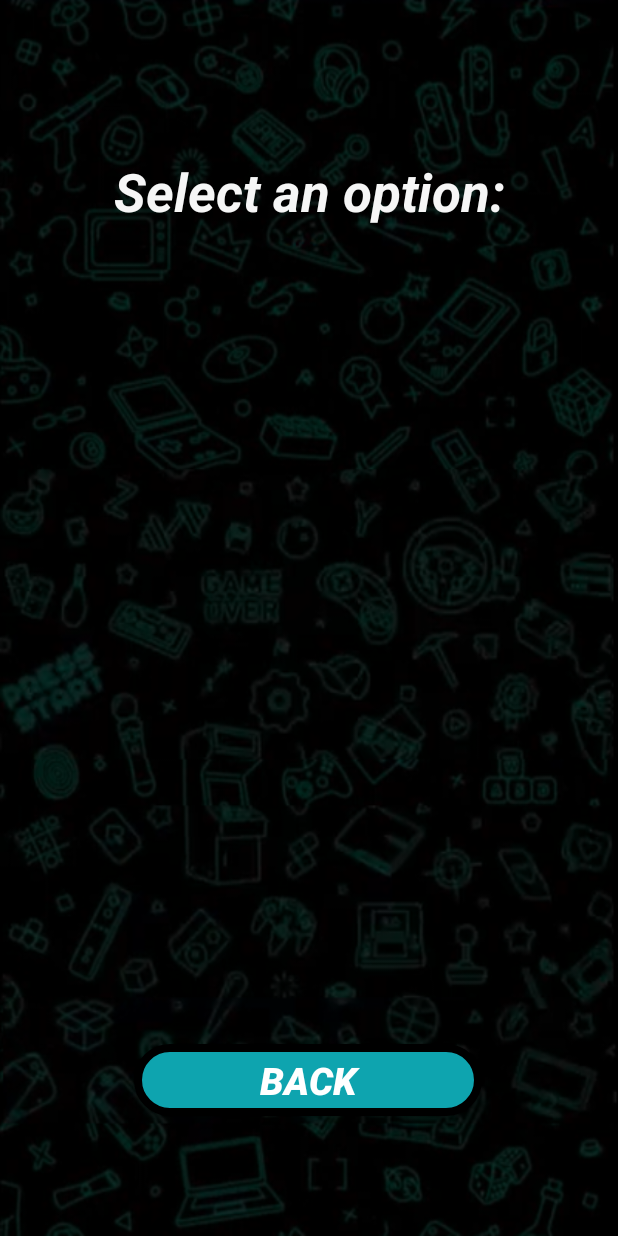
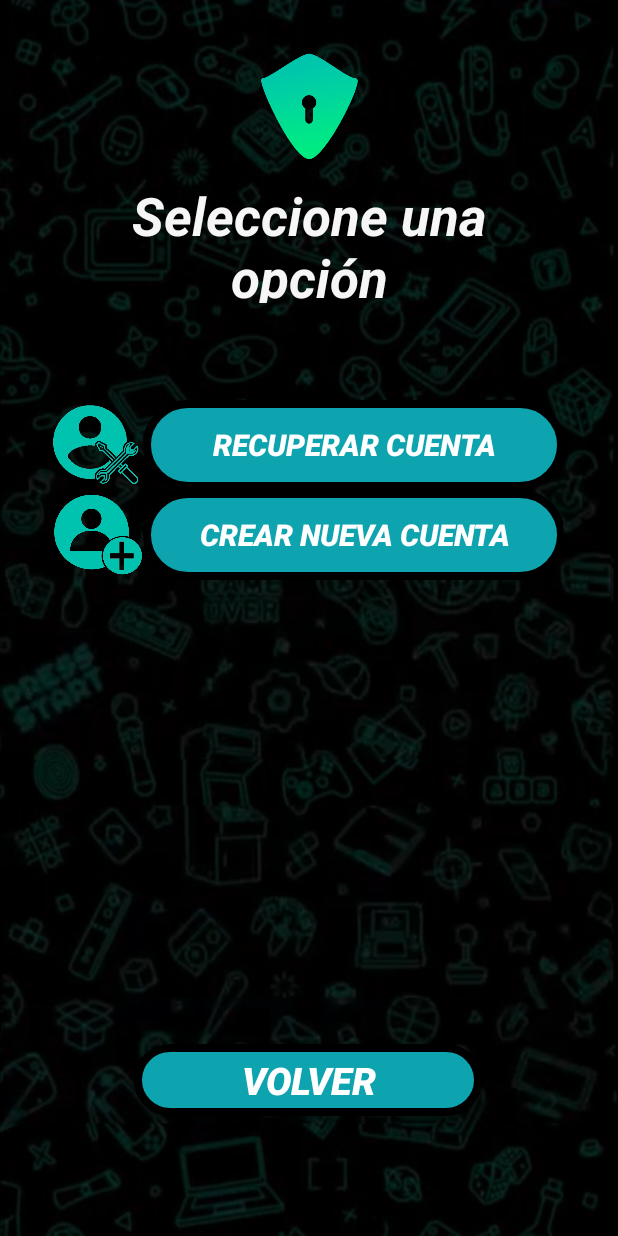
Before and after one commit to SergioGarzon/FastAccessApp-SeminarioIntegrador, an Android app built with Jetpack Compose: the SelectRegisterUser screen opened directly, with no data from a screen before it, on a phone screen of 412 x 824 dp. Run offline under Robolectric (Android 15) with nearby library versions, the phone set to English and light mode, and no system bars.

Commit message:
New funcions

```diff
--- a/app/src/main/java/com/example/aplicacionseminariointegrador/SelectRegisterUser.java
+++ b/app/src/main/java/com/example/aplicacionseminariointegrador/SelectRegisterUser.java
@@ -1,6 +1,10 @@
 package com.example.aplicacionseminariointegrador;
 
+import android.content.Intent;
 import android.os.Bundle;
+import android.view.View;
+import android.widget.Button;
+import android.widget.TextView;
 
 import androidx.activity.EdgeToEdge;
 import androidx.appcompat.app.AppCompatActivity;
@@ -8,7 +12,12 @@ import androidx.core.graphics.Insets;
 import androidx.core.view.ViewCompat;
 import androidx.core.view.WindowInsetsCompat;
 
+import com.example.aplicacionseminariointegrador.auxiliarclases.LanguageSelected;
+
 public class SelectRegisterUser extends AppCompatActivity {
+
+    Button btnBackSelectOptionStart, btnResetAccount, btnCreateNewAccount;
+    TextView lblSelectOption;
 
     @Override
     protected void onCreate(Bundle savedInstanceState) {
@@ -20,5 +29,29 @@ public class SelectRegisterUser extends AppCompatActivity {
             v.setPadding(systemBars.left, systemBars.top, systemBars.right, systemBars.bottom);
             return insets;
         });
+
+        btnBackSelectOptionStart = findViewById(R.id.btnBackSelectOptionStart);
+        btnResetAccount = findViewById(R.id.btnResetAccount);
+        btnCreateNewAccount = findViewById(R.id.btnCreateNewAccount);
+        lblSelectOption = findViewById(R.id.lblSelectOption);
+
+        if(LanguageSelected.languageSelected == 0) {
+            btnBackSelectOptionStart.setText("BACK");
+            lblSelectOption.setText("Select an option");
+            btnResetAccount.setText("Account recovery");
+            btnCreateNewAccount.setText("Create new account");
+        }
+        else {
+            btnBackSelectOptionStart.setText("VOLVER");
+            lblSelectOption.setText("Seleccione una opción");
+            btnResetAccount.setText("Recuperar cuenta");
+            btnCreateNewAccount.setText("Crear nueva cuenta");
+        }
+
+    }
+
+    public void changeBackStartActivity(View view) {
+        Intent nextActivity = new Intent(this, StartApplication.class);
+        startActivity(nextActivity);
     }
 }
--- a/app/src/main/java/com/example/aplicacionseminariointegrador/StartApplication.java
+++ b/app/src/main/java/com/example/aplicacionseminariointegrador/StartApplication.java
@@ -36,8 +36,8 @@ public class StartApplication extends AppCompatActivity {
             btnIdRegister.setText("REGISTER");
         }
         else {
-            btnIdLogin2.setText("ACCEDER");
-            btnIdRegister.setText("REGISTRARSE");
+            btnIdLogin2.setText("ACCESO");
+            btnIdRegister.setText("REGISTRO");
         }
 
 
@@ -50,7 +50,7 @@ public class StartApplication extends AppCompatActivity {
     }
 
     public void changeActivityRegisterAcoount(View view) {
-        Intent nextActivity = new Intent(this, RegisterAccount.class);
+        Intent nextActivity = new Intent(this, SelectRegisterUser.class);
         startActivity(nextActivity);
     }
 
--- a/app/src/main/res/layout/activity_select_register_user.xml
+++ b/app/src/main/res/layout/activity_select_register_user.xml
@@ -9,11 +9,13 @@
     android:background="@drawable/backgroundapp">
 
     <Button
-        android:id="@+id/button9"
+        android:id="@+id/btnBackSelectOptionStart"
         android:layout_width="232dp"
         android:layout_height="48dp"
+        android:layout_marginTop="23dp"
         android:layout_marginBottom="80dp"
         android:background="@drawable/border_buttons"
+        android:onClick="changeBackStartActivity"
         android:text="BACK"
         android:textColor="@color/white"
         android:textSize="25sp"
@@ -21,19 +23,98 @@
         app:layout_constraintBottom_toBottomOf="parent"
         app:layout_constraintEnd_toEndOf="parent"
         app:layout_constraintHorizontal_bias="0.497"
-        app:layout_constraintStart_toStartOf="parent" />
+        app:layout_constraintStart_toStartOf="parent"
+        app:layout_constraintTop_toBottomOf="@+id/tableLayout8"
+        app:layout_constraintVertical_bias="1.0" />
 
     <TextView
-        android:id="@+id/textView7"
-        android:layout_width="289dp"
-        android:layout_height="68dp"
-        android:layout_marginTop="104dp"
+        android:id="@+id/lblSelectOption"
+        android:layout_width="308dp"
+        android:layout_height="82dp"
         android:text="Select an option:"
         android:textAlignment="center"
         android:textColor="#F6F6F6"
         android:textSize="35sp"
         android:textStyle="bold|italic"
+        app:layout_constraintBottom_toBottomOf="parent"
         app:layout_constraintEnd_toEndOf="parent"
         app:layout_constraintStart_toStartOf="parent"
-        app:layout_constraintTop_toTopOf="parent" />
+        app:layout_constraintTop_toBottomOf="@+id/imageView2"
+        app:layout_constraintVertical_bias="0.0" />
+
+    <TableLayout
+        android:id="@+id/tableLayout8"
+        android:layout_width="340dp"
+        android:layout_height="195dp"
+        android:layout_marginBottom="312dp"
+        app:layout_constraintBottom_toBottomOf="parent"
+        app:layout_constraintEnd_toEndOf="parent"
+        app:layout_constraintHorizontal_bias="0.492"
+        app:layout_constraintStart_toStartOf="parent"
+        app:layout_constraintTop_toBottomOf="@+id/lblSelectOption"
+        app:layout_constraintVertical_bias="0.564">
+
+        <TableRow
+            android:layout_width="match_parent"
+            android:layout_height="match_parent">
+
+            <ImageView
+                android:id="@+id/imageView8"
+                android:layout_width="60dp"
+                android:layout_height="60dp"
+                app:srcCompat="@drawable/repararcuenta" />
+
+            <Button
+                android:id="@+id/btnResetAccount"
+                android:layout_width="281dp"
+                android:layout_height="60dp"
+                android:background="@drawable/border_buttons"
+                android:text="Account recovery"
+                android:textColor="@color/white"
+                android:textSize="20sp"
+                android:textStyle="bold|italic" />
+        </TableRow>
+
+        <TableRow
+            android:layout_width="match_parent"
+            android:layout_height="match_parent">
+
+            <ImageView
+                android:id="@+id/imageView27"
+                android:layout_width="60dp"
+                android:layout_height="60dp"
+                app:srcCompat="@drawable/addaccount" />
+
+            <Button
+                android:id="@+id/btnCreateNewAccount"
+                android:layout_width="281dp"
+                android:layout_height="60dp"
+                android:background="@drawable/border_buttons"
+                android:text="CREATE NEW ACCOUNT"
+                android:textColor="@color/white"
+                android:textSize="20sp"
+                android:textStyle="bold|italic" />
+        </TableRow>
+
+        <TableRow
+            android:layout_width="match_parent"
+            android:layout_height="match_parent" />
+
+        <TableRow
+            android:layout_width="match_parent"
+            android:layout_height="match_parent" />
+
+    </TableLayout>
+
+    <ImageView
+        android:id="@+id/imageView2"
+        android:layout_width="123dp"
+        android:layout_height="98dp"
+        app:layout_constraintBottom_toBottomOf="parent"
+        app:layout_constraintEnd_toEndOf="parent"
+        app:layout_constraintStart_toStartOf="parent"
+        app:layout_constraintTop_toTopOf="parent"
+        app:layout_constraintVertical_bias="0.03"
+        app:srcCompat="@drawable/startlogotype" />
+
 </androidx.constraintlayout.widget.ConstraintLayout>
--- a/app/src/main/res/layout/activity_user_information_login.xml
+++ b/app/src/main/res/layout/activity_user_information_login.xml
@@ -31,7 +31,7 @@
         app:layout_constraintEnd_toEndOf="parent"
         app:layout_constraintStart_toStartOf="parent"
         app:layout_constraintTop_toTopOf="parent"
-        app:layout_constraintVertical_bias="0.172"
+        app:layout_constraintVertical_bias="0.136"
         app:srcCompat="@drawable/userwaitingconfirmation" />
 
     <TextView
@@ -48,7 +48,7 @@
         app:layout_constraintEnd_toEndOf="parent"
         app:layout_constraintStart_toStartOf="parent"
         app:layout_constraintTop_toBottomOf="@+id/txtInfoUser"
-        app:layout_constraintVertical_bias="0.722" />
+        app:layout_constraintVertical_bias="0.0" />
 
     <TextView
         android:id="@+id/txtInfoUser"
```
Also changed, not shown: app/src/main/java/com/example/aplicacionseminariointegrador/LoginActivity.java (+7 -4 lines), app/src/main/res/layout/activity_credits_aplication.xml (+6 -10 lines), app/src/main/res/layout/activity_login.xml (+19 -35 lines).
